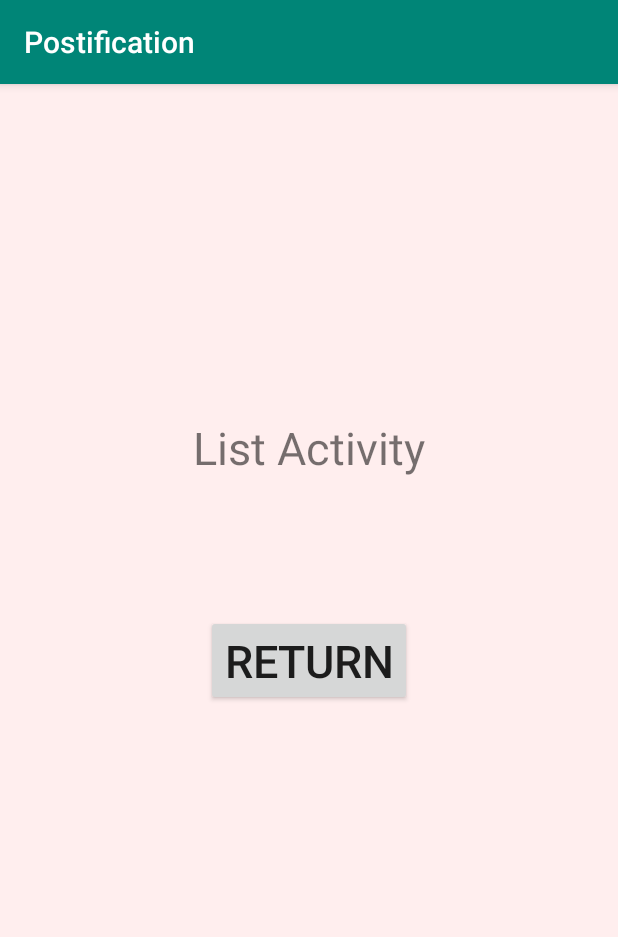
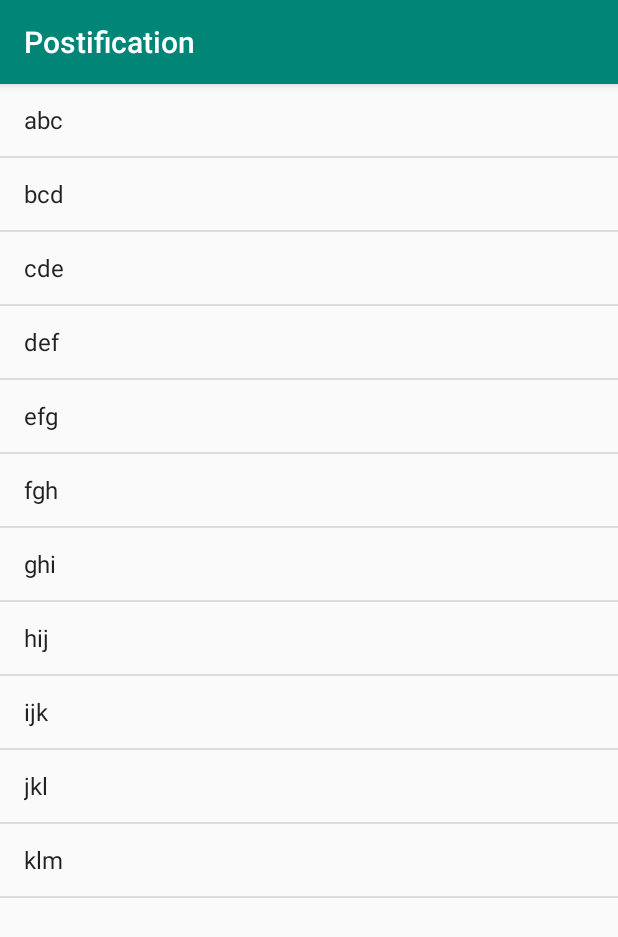
Before and after one commit to Postification/androidstudio, an Android app: the screen it shows after launch (ListActivity), after a tap on "MOVE", on a phone screen of 412 x 824 dp. Shown: the top 937 px of the screen. Run offline under Robolectric (Android 15) with nearby library versions, the phone set to English and light mode, and no system bars; our stand-ins replace Firebase (no records; nobody signed in at launch, a user with empty details on screens opened directly); 3 statements that could not run were skipped.

Commit message:
ListViewを追加

```diff
--- a/app/src/main/java/com/postification/postification/ListActivity.java
+++ b/app/src/main/java/com/postification/postification/ListActivity.java
@@ -3,10 +3,21 @@ package com.postification.postification;
 import android.os.Bundle;
 import android.support.v7.app.AppCompatActivity;
 import android.view.View;
+import android.widget.ArrayAdapter;
 import android.widget.Button;
+import android.widget.ListAdapter;
+import android.widget.ListView;
+
+import java.util.ArrayList;
 
 
 public class ListActivity extends AppCompatActivity {
+
+    private static final String[] texts = {
+            "abc ", "bcd", "cde", "def", "efg",
+            "fgh", 	"ghi", "hij", "ijk", "jkl",
+            "klm"
+    };
 
     @Override
     protected void onCreate(Bundle savedInstanceState) {
@@ -21,5 +32,15 @@ public class ListActivity extends AppCompatActivity {
                 finish();
             }
         });
+
+        ListView listView = new ListView(this);
+        setContentView(listView);
+
+        // simple_list_item_1 は、 もともと用意されている定義済みのレイアウトファイルのID
+
+        ArrayAdapter<String> arrayAdapter =
+                new ArrayAdapter<>(this, android.R.layout.simple_list_item_1, texts);
+
+        listView.setAdapter(arrayAdapter);
     }
 }
--- a/app/src/main/res/layout/activity_list.xml
+++ b/app/src/main/res/layout/activity_list.xml
@@ -8,28 +8,16 @@
     android:background="#fee"
     tools:context=".MainActivity">
 
-    <TextView
-        android:text="@string/list"
-        android:textSize="30sp"
-        android:layout_margin="10dp"
-        android:layout_width="wrap_content"
-        android:layout_height="wrap_content"
+    <ListView
+        android:layout_width="439dp"
+        android:layout_height="736dp"
+        android:layout_marginStart="8dp"
+        android:layout_marginTop="8dp"
+        android:layout_marginBottom="8dp"
         app:layout_constraintBottom_toBottomOf="parent"
-        app:layout_constraintLeft_toLeftOf="parent"
-        app:layout_constraintRight_toRightOf="parent"
-        app:layout_constraintTop_toTopOf="parent"
-        app:layout_constraintVertical_bias="0.3"/>
-
-    <Button
-        android:id="@+id/return_button"
-        android:text="@string/return_list"
-        android:textSize="30sp"
-        android:layout_margin="20dp"
-        android:layout_width="wrap_content"
-        android:layout_height="wrap_content"
-        app:layout_constraintBottom_toBottomOf="parent"
-        app:layout_constraintLeft_toLeftOf="parent"
-        app:layout_constraintRight_toRightOf="parent"
+        app:layout_constraintEnd_toEndOf="parent"
+        app:layout_constraintHorizontal_bias="0.0"
+        app:layout_constraintStart_toStartOf="parent"
         app:layout_constraintTop_toTopOf="parent" />
 
 </android.support.constraint.ConstraintLayout>
--- a/build.gradle
+++ b/build.gradle
@@ -7,7 +7,7 @@ buildscript {
         jcenter()
     }
     dependencies {
-        classpath 'com.android.tools.build:gradle:3.2.1'
+        classpath 'com.android.tools.build:gradle:3.3.0'
         classpath 'com.google.gms:google-services:4.0.1'
 
 
```
Also changed, not shown: gradle/wrapper/gradle-wrapper.properties.
